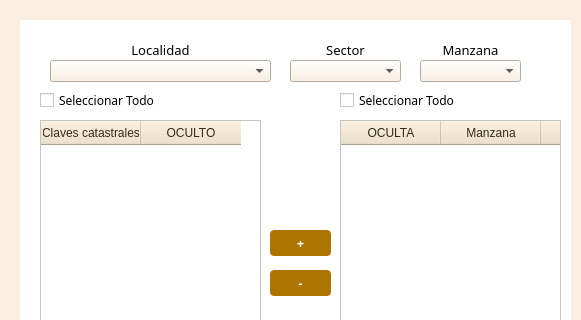
The window that funciones/revisioncampo/AsignacionRevision_dialog_base.ui (gerardoros/CartograficoQgisPlugin) describes before a commit, drawn with Qt 5; both pictures show x 0 to 581 and y 0 to 320 of the 581 by 539 pixel window.
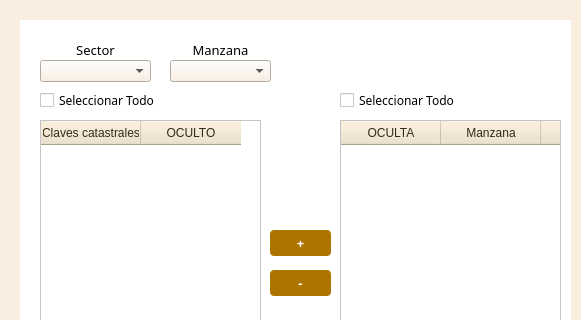
The same window after the commit.

Patch:
```diff
--- a/funciones/revisioncampo/AsignacionRevision_dialog_base.ui
+++ b/funciones/revisioncampo/AsignacionRevision_dialog_base.ui
@@ -47,7 +47,7 @@
    <widget class="QLabel" name="label_4">
     <property name="geometry">
      <rect>
-      <x>400</x>
+      <x>150</x>
       <y>20</y>
       <width>101</width>
       <height>20</height>
@@ -63,29 +63,10 @@
      <string>&lt;html&gt;&lt;head/&gt;&lt;body&gt;&lt;p align=&quot;center&quot;&gt;Manzana&lt;/p&gt;&lt;/body&gt;&lt;/html&gt;</string>
     </property>
    </widget>
-   <widget class="QLabel" name="label_2">
-    <property name="geometry">
-     <rect>
-      <x>30</x>
-      <y>20</y>
-      <width>221</width>
-      <height>20</height>
-     </rect>
-    </property>
-    <property name="font">
-     <font>
-      <family>Century Gothic</family>
-      <pointsize>10</pointsize>
-     </font>
-    </property>
-    <property name="text">
-     <string>&lt;html&gt;&lt;head/&gt;&lt;body&gt;&lt;p align=&quot;center&quot;&gt;Localidad&lt;/p&gt;&lt;/body&gt;&lt;/html&gt;</string>
-    </property>
-   </widget>
    <widget class="QLabel" name="label_3">
     <property name="geometry">
      <rect>
-      <x>270</x>
+      <x>20</x>
       <y>20</y>
       <width>111</width>
       <height>20</height>
@@ -104,7 +85,7 @@
    <widget class="QComboBox" name="cmbManzana">
     <property name="geometry">
      <rect>
-      <x>400</x>
+      <x>150</x>
       <y>40</y>
       <width>101</width>
       <height>22</height>
@@ -122,7 +103,7 @@
    <widget class="QComboBox" name="cmbSector">
     <property name="geometry">
      <rect>
-      <x>270</x>
+      <x>20</x>
       <y>40</y>
       <width>111</width>
       <height>22</height>
@@ -137,24 +118,6 @@
 }</string>
     </property>
    </widget>
-   <widget class="QComboBox" name="cmbLocalidad">
-    <property name="geometry">
-     <rect>
-      <x>30</x>
-      <y>40</y>
-      <width>221</width>
-      <height>22</height>
-     </rect>
-    </property>
-    <property name="styleSheet">
-     <string notr="true">QComboBox QAbstractItemView::item { min-height: 25; font-family: &quot;Century Gothic&quot;;}
-QListView{color: black ; font-size: 16px; outline:none; font-weight:bold; font-family: &quot;Century Gothic&quot;;}
-QListView::item:selected { color: white; background-color:  rgb(250,238,224); font-family: &quot;Century Gothic&quot;;}
-QComboBox{
-background : rgb(250,238,224);
-}</string>
-    </property>
-   </widget>
    <widget class="QPushButton" name="btnAsignar">
     <property name="geometry">
      <rect>
```
